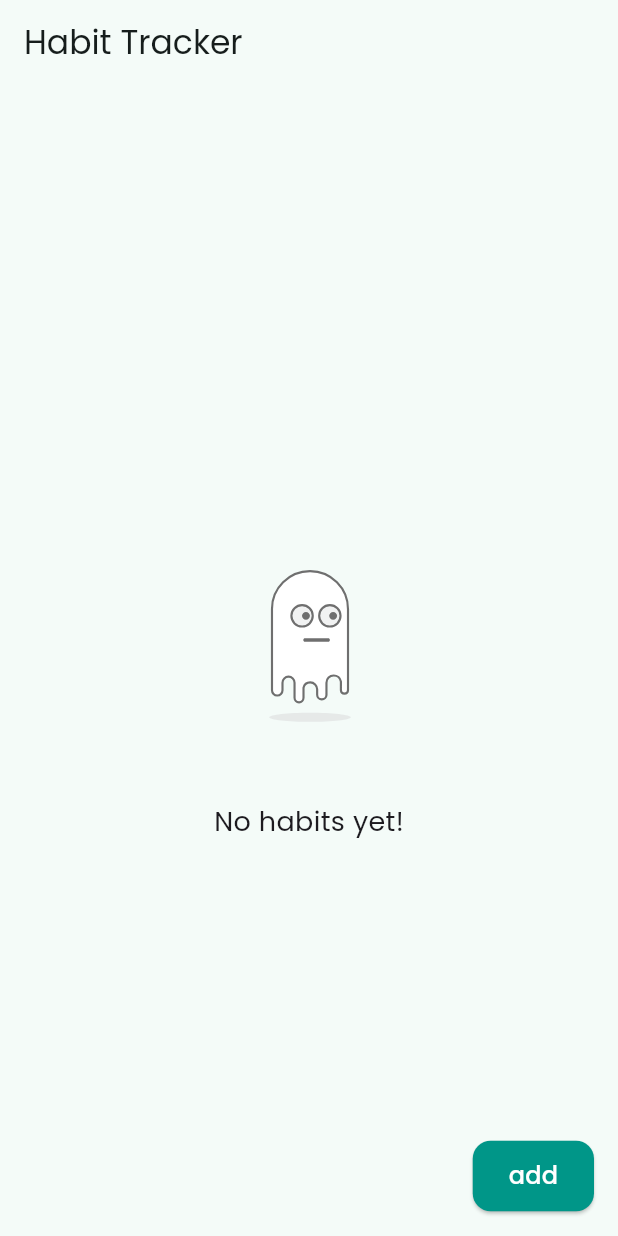
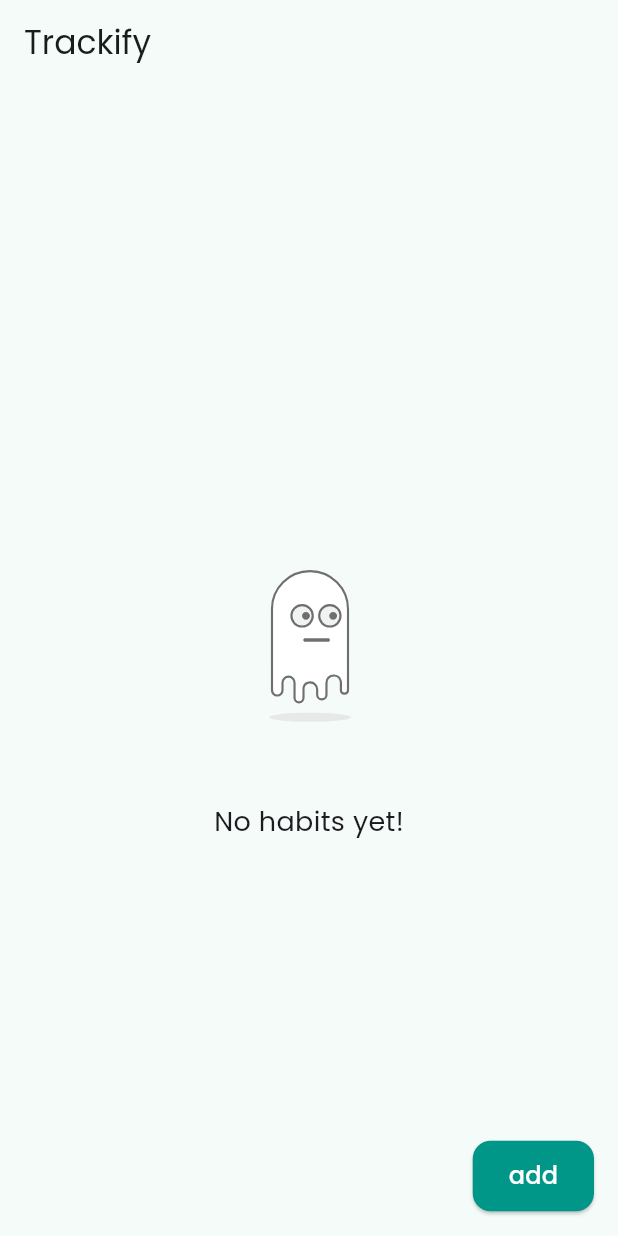
Before and after one commit to rafeh-20/trackify, a Flutter app: the screen it shows after launch, on a phone screen of 412 x 824 dp. Run offline on Flutter 3.47's test engine with Material 3 defaults, Android fonts, the phone set to English and light mode, and no system bars; our stand-ins replace google_fonts, lottie.

Commit message:
reefactored name conventions

```diff
--- a/lib/main.dart
+++ b/lib/main.dart
@@ -15,7 +15,7 @@ class HabitTrackerApp extends StatelessWidget {
   Widget build(BuildContext context) {
     return MaterialApp(
       debugShowCheckedModeBanner: false,
-      title: 'Habit Tracker',
+      title: 'Trackify',
       theme: ThemeData(
         textTheme: GoogleFonts.poppinsTextTheme(),
         colorScheme: ColorScheme.fromSeed(seedColor: Colors.teal),
--- a/lib/pages/home_page.dart
+++ b/lib/pages/home_page.dart
@@ -35,7 +35,7 @@ class _HomePageState extends State<HomePage> {
   @override
   Widget build(BuildContext context) {
     return Scaffold(
-      appBar: AppBar(title: const Text('Habit Tracker')),
+      appBar: AppBar(title: const Text('Trackify')),
       body: habits.isEmpty
           ? Center(
               child: Column(
--- a/lib/utils/utils.dart
+++ b/lib/utils/utils.dart
@@ -1,4 +1,3 @@
-// lib/utils/utils.dart
 import 'package:flutter/material.dart';
 
 void showError(BuildContext context, String message) {
```
